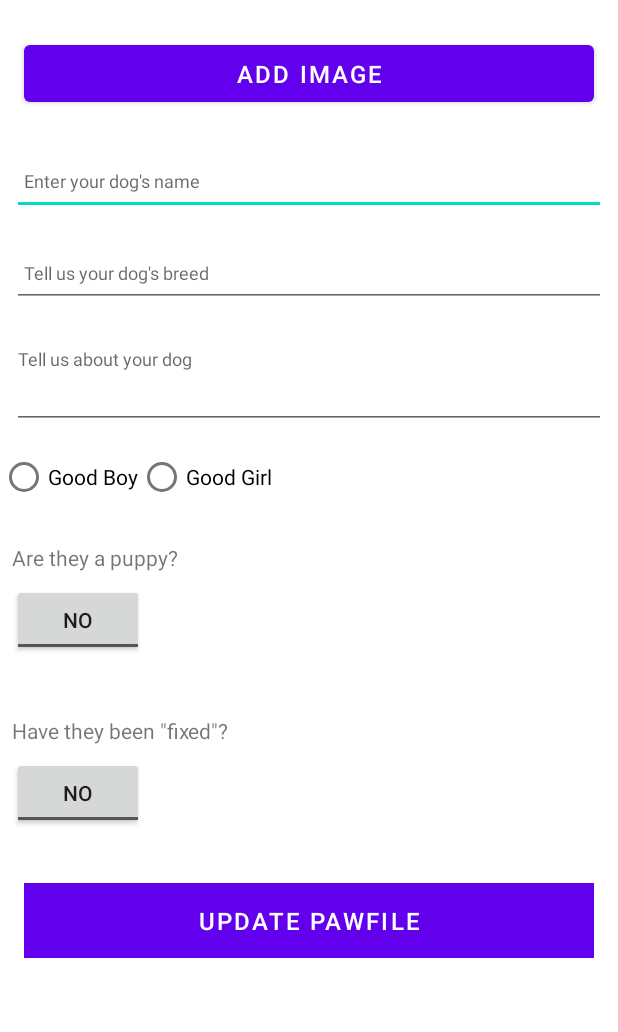
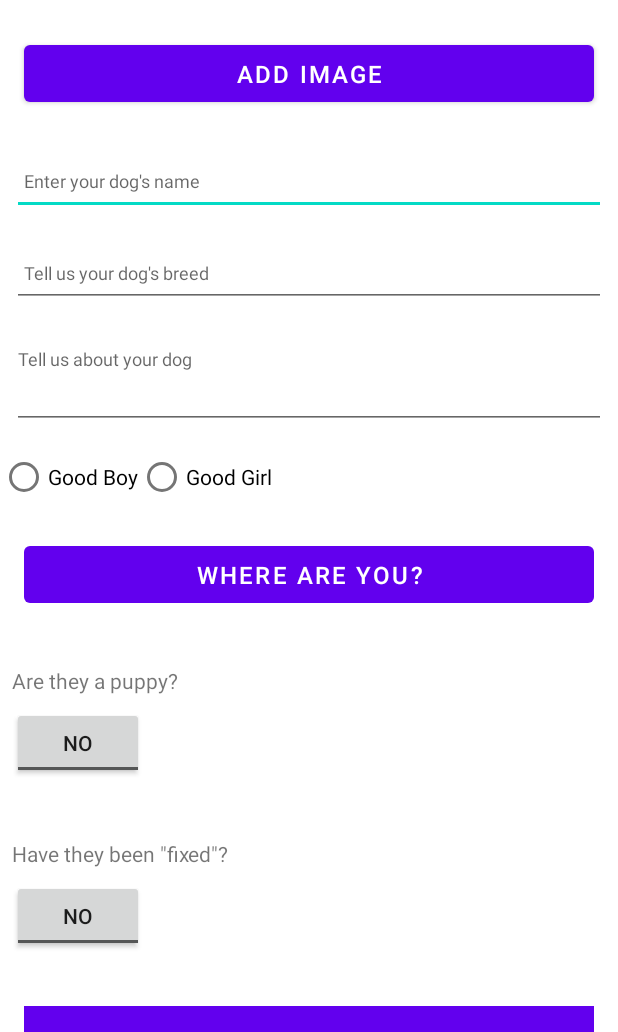
Before and after one commit to niallcolbert/pawpr, an Android app: the screen it shows after launch (ProfileActivity), on a phone screen of 412 x 824 dp, the part 204-1236 px from its top. Run offline under Robolectric (Android 15) with nearby library versions, the phone set to English and light mode, and no system bars.

Commit message:
Dummy map added to profile - set to people's park

```diff
--- a/app/build.gradle
+++ b/app/build.gradle
@@ -42,6 +42,7 @@ dependencies {
     implementation 'androidx.appcompat:appcompat:1.2.0'
     implementation 'com.google.android.material:material:1.3.0'
     implementation 'androidx.constraintlayout:constraintlayout:2.0.4'
+    implementation 'com.google.android.gms:play-services-maps:17.0.0'
     testImplementation 'junit:junit:4.+'
     androidTestImplementation 'androidx.test.ext:junit:1.1.2'
     androidTestImplementation 'androidx.test.espresso:espresso-core:3.3.0'
--- /dev/null
+++ b/app/src/debug/res/values/google_maps_api.xml
@@ -0,0 +1,3 @@
+<resources>
+    <string name="google_maps_key" templateMergeStrategy="preserve" translatable="false">AIzaSyB816IZhwY0rUd6Zvf8_wyQBQVORHQl4-w</string>
+</resources>
--- a/app/src/main/java/com/neddoesdev/pawpr/activities/ProfileActivity.kt
+++ b/app/src/main/java/com/neddoesdev/pawpr/activities/ProfileActivity.kt
@@ -9,6 +9,7 @@ import com.neddoesdev.pawpr.helpers.showImagePicker
 import com.neddoesdev.pawpr.main.MainApp
 import com.neddoesdev.pawpr.models.ProfileModel
 import kotlinx.android.synthetic.main.activity_profile.*
+import org.jetbrains.anko.intentFor
 import org.jetbrains.anko.toast
 
 
@@ -36,6 +37,10 @@ class ProfileActivity : AppCompatActivity() {
                 showImagePicker(this, IMAGE_REQUEST)
             }
         }
+
+        profileLocation.setOnClickListener {
+            startActivity (intentFor<MapsActivity>())
+        }
     }
 
     override fun onActivityResult(requestCode: Int, resultCode: Int, data: Intent?) {
--- a/app/src/main/res/layout/activity_profile.xml
+++ b/app/src/main/res/layout/activity_profile.xml
@@ -113,12 +113,17 @@
                     />
                 </RadioGroup>
 
-<!--                <Spinner-->
-<!--                    android:id="@+id/size"-->
-<!--                    android:layout_width="fill_parent"-->
-<!--                    android:layout_height="wrap_content"-->
-<!--                    android:prompt="@string/prompt_size"-->
-<!--                    />-->
+                <Button
+                    android:id="@+id/profileLocation"
+                    android:layout_width="match_parent"
+                    android:layout_height="wrap_content"
+                    android:layout_margin="16dp"
+                    android:paddingBottom="8dp"
+                    android:paddingTop="8dp"
+                    android:stateListAnimator="@null"
+                    android:text="@string/button_location"
+                    android:textColor="@color/white"
+                    android:textSize="16sp"/>
 
                 <TextView
                     android:id="@+id/puppyLabel"
--- a/app/src/main/res/values/strings.xml
+++ b/app/src/main/res/values/strings.xml
@@ -10,6 +10,8 @@
 
     <string name="select_profile_image">Select Pawfile Image</string>
 
+    <string name="button_location">Where are you?</string>
+
 
     <string name="good_boy">Good Boy</string>
     <string name="good_girl">Good Girl</string>
@@ -19,4 +21,5 @@
 
     <string name="no">No</string>
     <string name="yes">Yes</string>
+    <string name="title_activity_maps">Map</string>
 </resources>
```
Also changed, not shown: app/src/main/AndroidManifest.xml (+10 -0 lines), app/src/main/java/com/neddoesdev/pawpr/activities/MapsActivity.kt (added, +33 -0 lines), app/src/main/res/layout/activity_maps.xml (added, +9 -0 lines), 2 other files.
